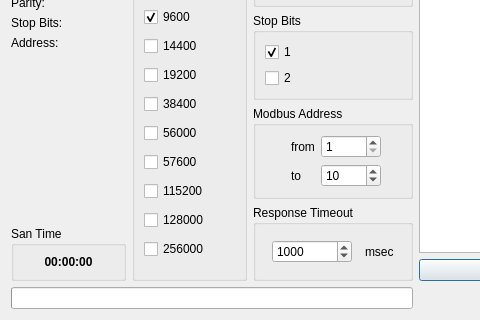
Qt form omodscan/dialogs/dialogrtuscanner.ui (sanny32/OpenModScan) before a commit; both pictures show x 0 to 480 and y 210 to 530 of the 707 by 530 pixel window.
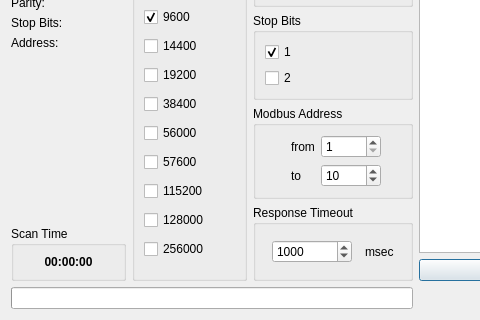
The same form after that commit.

Commit message: Developing modbus rtu scanner

```diff
--- a/omodscan/dialogs/dialogrtuscanner.ui
+++ b/omodscan/dialogs/dialogrtuscanner.ui
@@ -487,7 +487,7 @@
        <item>
         <widget class="QGroupBox" name="groupBoxSanTime">
          <property name="title">
-          <string>San Time</string>
+          <string>Scan Time</string>
          </property>
          <layout class="QVBoxLayout" name="verticalLayout_2">
           <item>
```
The commit also changes 1 other file.
